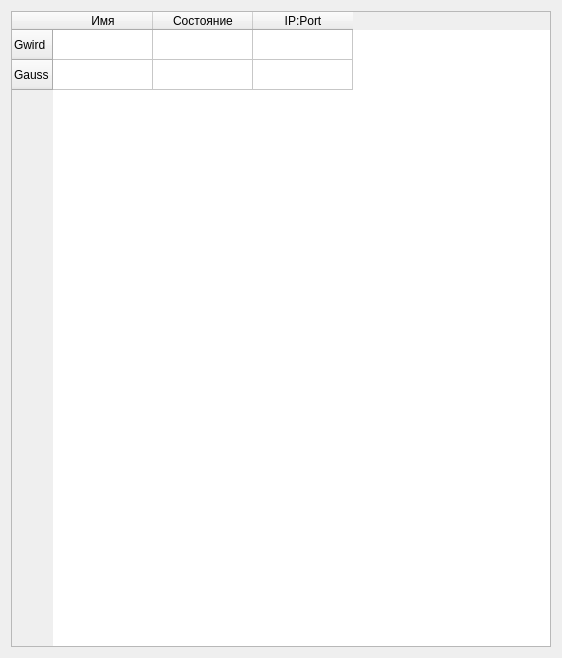
Above: server/ServerForm.ui from RamilGauss/multiplayer before the change. Below: the same form after it.
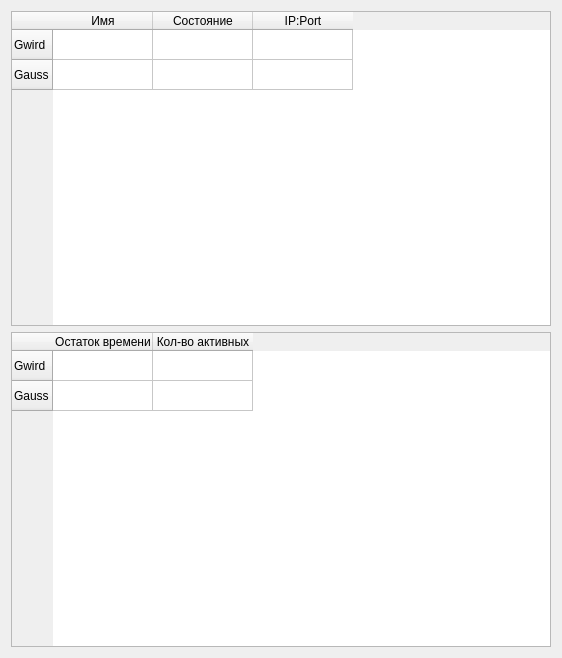
That is the form after the change.

```diff
--- a/server/ServerForm.ui
+++ b/server/ServerForm.ui
@@ -48,6 +48,36 @@
      </column>
     </widget>
    </item>
+   <item row="1" column="0" >
+    <widget class="QTableWidget" name="tableRoom" >
+     <property name="selectionMode" >
+      <enum>QAbstractItemView::SingleSelection</enum>
+     </property>
+     <property name="selectionBehavior" >
+      <enum>QAbstractItemView::SelectRows</enum>
+     </property>
+     <row>
+      <property name="text" >
+       <string>Gwird</string>
+      </property>
+     </row>
+     <row>
+      <property name="text" >
+       <string>Gauss</string>
+      </property>
+     </row>
+     <column>
+      <property name="text" >
+       <string>Остаток времени</string>
+      </property>
+     </column>
+     <column>
+      <property name="text" >
+       <string>Кол-во активных</string>
+      </property>
+     </column>
+    </widget>
+   </item>
   </layout>
  </widget>
  <resources/>
```
Left out of the diff: 2 changed lines with no effect on the pictures.
